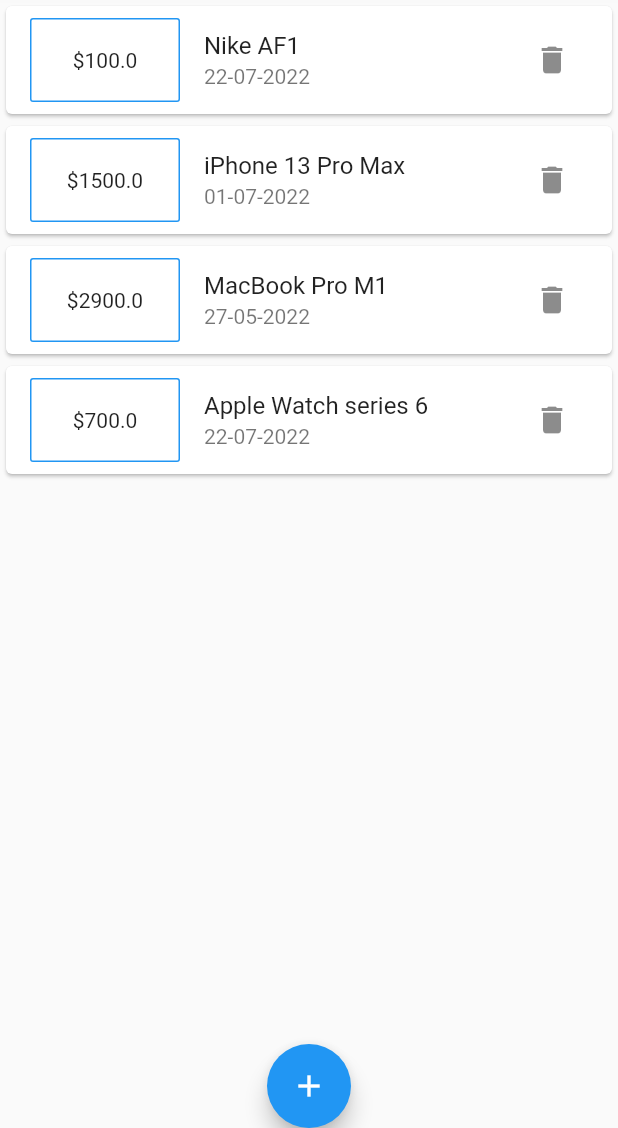
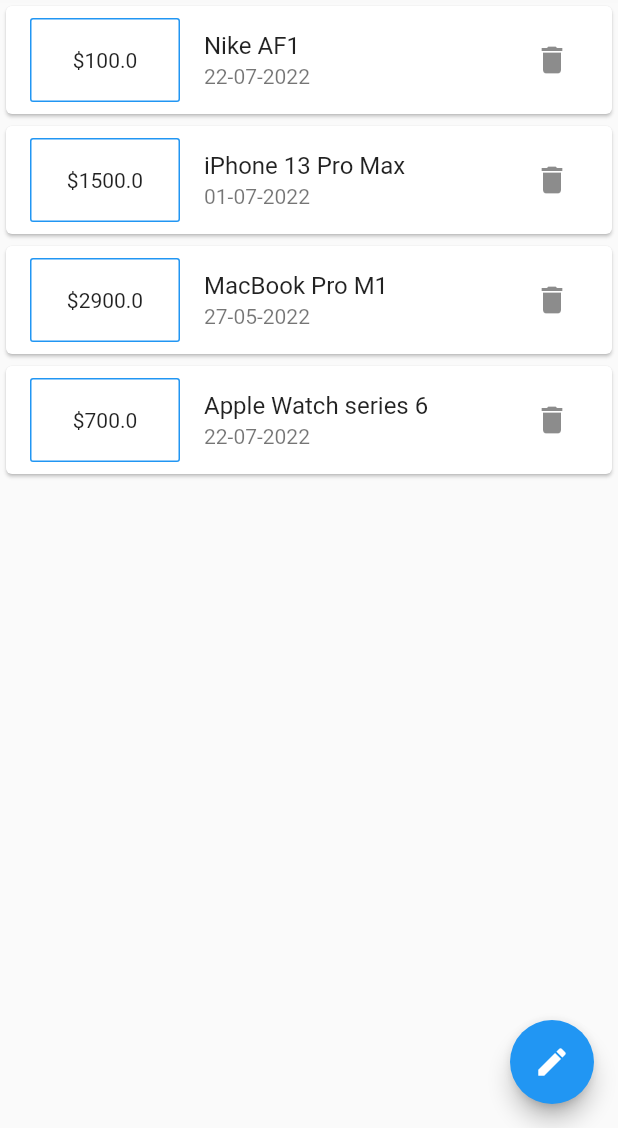
Before and after one commit to trlong357/expenses_app2, a Flutter app: the screen it shows after launch, on a phone screen of 412 x 824 dp, the part 108-1236 px from its top. Run offline on Flutter 3.47's test engine with Material 2 defaults, Android fonts, the phone set to English and light mode, and no system bars.

Commit message:
expandable fab

```diff
--- a/lib/main.dart
+++ b/lib/main.dart
@@ -2,6 +2,7 @@
 import 'model/transaction.dart';
 import 'widgets/transactionList.dart';
 import 'widgets/newTransaction.dart';
+import 'widgets/expandableFAB.dart';
 
 void main() {
   runApp(const MyApp());
@@ -91,10 +92,23 @@
           TransactionList(_deleteTransaction, _transactions),
         ],
       ),
-      floatingActionButtonLocation: FloatingActionButtonLocation.centerDocked,
-      floatingActionButton: FloatingActionButton(
-        onPressed: () => _showAddingTransactionModal(context),
-        child: const Icon(Icons.add),
+      // floatingActionButtonLocation: FloatingActionButtonLocation.centerDocked,
+      // floatingActionButton: FloatingActionButton(
+      //   onPressed: () => _showAddingTransactionModal(context),
+      //   child: const Icon(Icons.add),
+      // ),
+      floatingActionButton: ExpandableFab(
+        distance: 112.0,
+        children: [
+          ActionButton(
+            icon: const Icon(Icons.add),
+            onPressed: () => _showAddingTransactionModal(context),
+          ),
+          ActionButton(
+            icon: const Icon(Icons.published_with_changes_rounded),
+            onPressed: () {},
+          )
+        ],
       ),
     );
   }
--- /dev/null
+++ b/lib/widgets/expandableFAB.dart
@@ -0,0 +1,207 @@
+import 'package:flutter/material.dart';
+import 'dart:math' as math;
+
+class ExpandableFab extends StatefulWidget {
+  const ExpandableFab({
+    super.key,
+    this.initialOpen,
+    required this.distance,
+    required this.children,
+  });
+
+  final bool? initialOpen;
+  final double distance;
+  final List<Widget> children;
+
+  @override
+  State<ExpandableFab> createState() => _ExpandableFabState();
+}
+
+class _ExpandableFabState extends State<ExpandableFab>
+    with SingleTickerProviderStateMixin {
+  late final AnimationController _controller;
+  late final Animation<double> _expandAnimation;
+  bool _open = false;
+
+  @override
+  void initState() {
+    super.initState();
+    _open = widget.initialOpen ?? false;
+    _controller = AnimationController(
+      value: _open ? 1.0 : 0.0,
+      duration: const Duration(milliseconds: 250),
+      vsync: this,
+    );
+    _expandAnimation = CurvedAnimation(
+      curve: Curves.fastOutSlowIn,
+      reverseCurve: Curves.easeOutQuad,
+      parent: _controller,
+    );
+  }
+
+  @override
+  void dispose() {
+    _controller.dispose();
+    super.dispose();
+  }
+
+  void _toggle() {
+    setState(() {
+      _open = !_open;
+      if (_open) {
+        _controller.forward();
+      } else {
+        _controller.reverse();
+      }
+    });
+  }
+
+  @override
+  Widget build(BuildContext context) {
+    return SizedBox.expand(
+      child: Stack(
+        alignment: Alignment.bottomRight,
+        clipBehavior: Clip.none,
+        children: [
+          _buildTapToCloseFab(),
+          ..._buildExpandingActionButtons(),
+          _buildTapToOpenFab(),
+        ],
+      ),
+    );
+  }
+
+  Widget _buildTapToCloseFab() {
+    return SizedBox(
+      width: 56.0,
+      height: 56.0,
+      child: Center(
+        child: Material(
+          shape: const CircleBorder(),
+          clipBehavior: Clip.antiAlias,
+          elevation: 4.0,
+          child: InkWell(
+            onTap: _toggle,
+            child: Padding(
+              padding: const EdgeInsets.all(8.0),
+              child: Icon(
+                Icons.close,
+                color: Theme.of(context).primaryColor,
+              ),
+            ),
+          ),
+        ),
+      ),
+    );
+  }
+
+  List<Widget> _buildExpandingActionButtons() {
+    final children = <Widget>[];
+    final count = widget.children.length;
+    final step = 90.0 / (count - 1);
+    for (var i = 0, angleInDegrees = 0.0;
+        i < count;
+        i++, angleInDegrees += step) {
+      children.add(
+        _ExpandingActionButton(
+          directionInDegrees: angleInDegrees,
+          maxDistance: widget.distance,
+          progress: _expandAnimation,
+          child: widget.children[i],
+        ),
+      );
+    }
+    return children;
+  }
+
+  Widget _buildTapToOpenFab() {
+    return IgnorePointer(
+      ignoring: _open,
+      child: AnimatedContainer(
+        transformAlignment: Alignment.center,
+        transform: Matrix4.diagonal3Values(
+          _open ? 0.7 : 1.0,
+          _open ? 0.7 : 1.0,
+          1.0,
+        ),
+        duration: const Duration(milliseconds: 250),
+        curve: const Interval(0.0, 0.5, curve: Curves.easeOut),
+        child: AnimatedOpacity(
+          opacity: _open ? 0.0 : 1.0,
+          curve: const Interval(0.25, 1.0, curve: Curves.easeInOut),
+          duration: const Duration(milliseconds: 250),
+          child: FloatingActionButton(
+            onPressed: _toggle,
+            child: const Icon(Icons.create),
+          ),
+        ),
+      ),
+    );
+  }
+}
+
+class _ExpandingActionButton extends StatelessWidget {
+  const _ExpandingActionButton({
+    required this.directionInDegrees,
+    required this.maxDistance,
+    required this.progress,
+    required this.child,
+  });
+
+  final double directionInDegrees;
+  final double maxDistance;
+  final Animation<double> progress;
+  final Widget child;
+
+  @override
+  Widget build(BuildContext context) {
+    return AnimatedBuilder(
+      animation: progress,
+      builder: (context, child) {
+        final offset = Offset.fromDirection(
+          directionInDegrees * (math.pi / 180.0),
+          progress.value * maxDistance,
+        );
+        return Positioned(
+          right: 4.0 + offset.dx,
+          bottom: 4.0 + offset.dy,
+          child: Transform.rotate(
+            angle: (1.0 - progress.value) * math.pi / 2,
+            child: child!,
+          ),
+        );
+      },
+      child: FadeTransition(
+        opacity: progress,
+        child: child,
+      ),
+    );
+  }
+}
+
+class ActionButton extends StatelessWidget {
+  const ActionButton({
+    super.key,
+    this.onPressed,
+    required this.icon,
+  });
+
+  final VoidCallback? onPressed;
+  final Widget icon;
+
+  @override
+  Widget build(BuildContext context) {
+    final theme = Theme.of(context);
+    return Material(
+      shape: const CircleBorder(),
+      clipBehavior: Clip.antiAlias,
+      color: theme.colorScheme.secondary,
+      elevation: 4.0,
+      child: IconButton(
+        onPressed: onPressed,
+        icon: icon,
+        color: theme.colorScheme.onSecondary,
+      ),
+    );
+  }
+}
```
